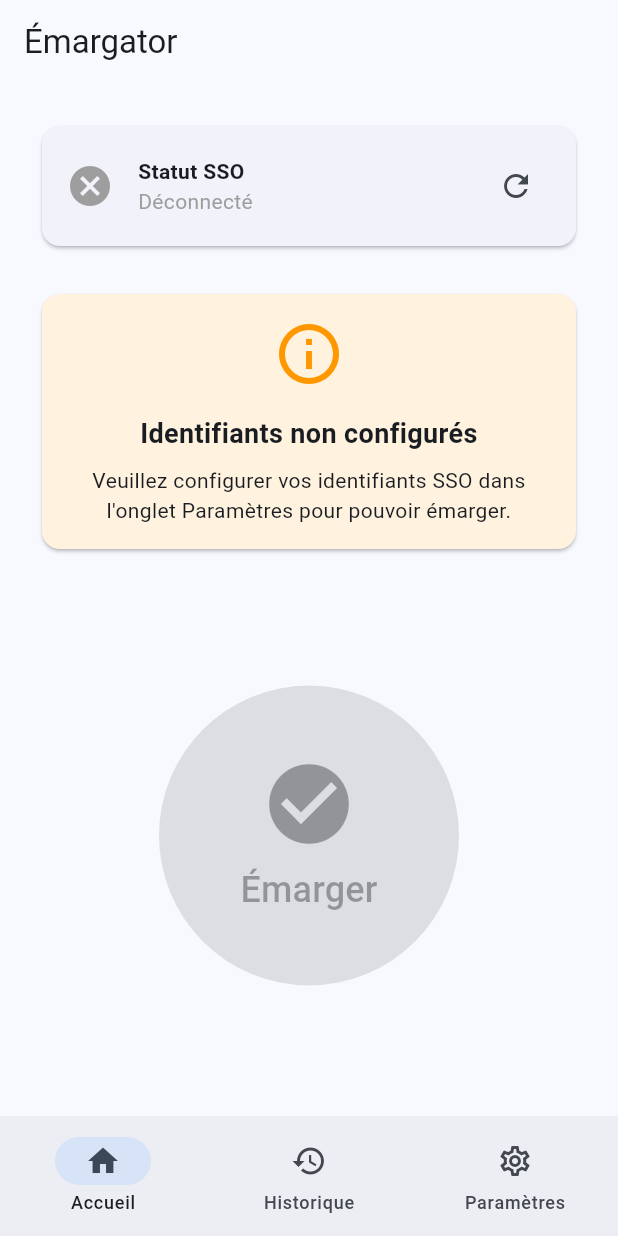
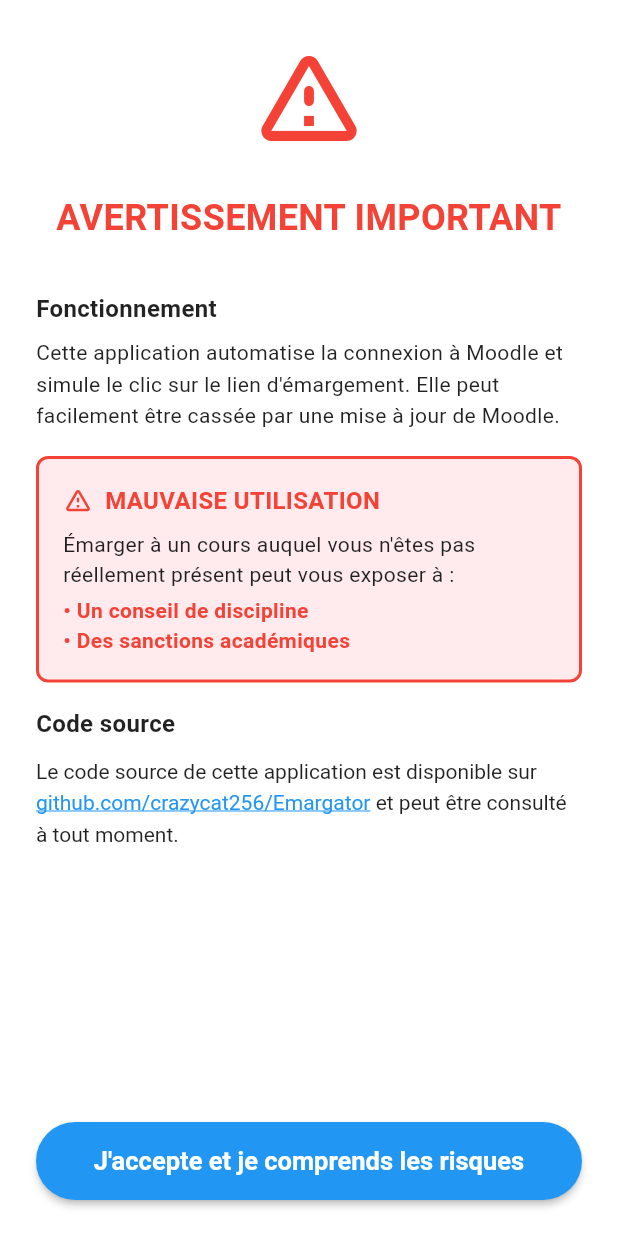
Before and after one commit to crazycat256/Emargator, a Flutter app: the screen it shows after launch, on a phone screen of 412 x 824 dp. Run offline on Flutter 3.47's test engine with Material 3 defaults, Android fonts, the phone set to English and light mode, and no system bars; our stand-ins replace flutter_secure_storage, package_info_plus, shared_preferences; missing offline and left inert: window_manager.

Commit message:
Add warning message

```diff
--- a/lib/main.dart
+++ b/lib/main.dart
@@ -6,6 +6,7 @@ import 'providers/app_state.dart';
 import 'screens/home_screen.dart';
 import 'screens/logs_screen.dart';
 import 'screens/settings_screen.dart';
+import 'screens/warning_screen.dart';
 
 void main() async {
   WidgetsFlutterBinding.ensureInitialized();
@@ -14,7 +15,7 @@ void main() async {
     await windowManager.ensureInitialized();
 
     const windowOptions = WindowOptions(
-      size: Size(450, 700),
+      size: Size(450, 715),
       center: true,
       backgroundColor: Colors.transparent,
       skipTaskbar: false,
@@ -67,6 +68,16 @@ class _MainTabScreenState extends State<MainTabScreen> {
 
   @override
   Widget build(BuildContext context) {
+    final appState = context.watch<AppState>();
+
+    if (!appState.hasAcceptedWarning) {
+      return WarningScreen(
+        onAccept: () async {
+          await appState.acceptWarning();
+        },
+      );
+    }
+
     return Scaffold(
       body: _screens[_currentIndex],
       bottomNavigationBar: NavigationBar(
--- /dev/null
+++ b/lib/screens/warning_screen.dart
@@ -0,0 +1,15 @@
+import 'package:flutter/material.dart';
+import '../widgets/warning_message.dart';
+
+class WarningScreen extends StatelessWidget {
+  final VoidCallback onAccept;
+
+  const WarningScreen({super.key, required this.onAccept});
+
+  @override
+  Widget build(BuildContext context) {
+    return Scaffold(
+      body: WarningMessage(showAcceptButton: true, onAccept: onAccept),
+    );
+  }
+}
--- a/lib/services/attendance_service.dart
+++ b/lib/services/attendance_service.dart
@@ -24,7 +24,6 @@ class AttendanceService {
           allowRedirects: false,
         );
 
-        // If course page access fails, try to login again
         if (res1.statusCode != 200) {
           final loginResult = await tryLogin();
           if (loginResult != LoginResult.success) {
@@ -114,7 +113,6 @@ class AttendanceService {
         return AttendanceResult.parseError;
       }
     } catch (e) {
-      // Catch any network errors or unexpected errors
       return AttendanceResult.networkError;
     }
   }
--- /dev/null
+++ b/lib/widgets/warning_message.dart
@@ -0,0 +1,223 @@
+import 'package:flutter/gestures.dart';
+import 'package:flutter/material.dart';
+import 'package:url_launcher/url_launcher.dart';
+
+class WarningMessage extends StatelessWidget {
+  final bool showAcceptButton;
+  final VoidCallback? onAccept;
+  final VoidCallback? onBack;
+
+  const WarningMessage({
+    super.key,
+    this.showAcceptButton = true,
+    this.onAccept,
+    this.onBack,
+  });
+
+  Future<void> _launchUrl(String url) async {
+    final uri = Uri.parse(url);
+    if (!await launchUrl(uri, mode: LaunchMode.externalApplication)) {
+    }
+  }
+
+  @override
+  Widget build(BuildContext context) {
+    return Container(
+      color: Colors.white,
+      child: SafeArea(
+        child: Padding(
+          padding: const EdgeInsets.all(24.0),
+          child: Column(
+            mainAxisAlignment: MainAxisAlignment.center,
+            crossAxisAlignment: CrossAxisAlignment.stretch,
+            children: [
+              Expanded(
+                child: SingleChildScrollView(
+                  child: Column(
+                    crossAxisAlignment: CrossAxisAlignment.stretch,
+                    children: [
+                      const Icon(
+                        Icons.warning_amber_rounded,
+                        size: 80,
+                        color: Colors.red,
+                      ),
+                      const SizedBox(height: 24),
+                      const Text(
+                        'AVERTISSEMENT IMPORTANT',
+                        style: TextStyle(
+                          fontSize: 24,
+                          fontWeight: FontWeight.bold,
+                          color: Colors.red,
+                        ),
+                        textAlign: TextAlign.center,
+                      ),
+                      const SizedBox(height: 32),
+                      _buildSection(
+                        title: 'Fonctionnement',
+                        content:
+                            'Cette application automatise la connexion à Moodle et simule le clic sur le lien d\'émargement. '
+                            'Elle peut facilement être cassée par une mise à jour de Moodle.',
+                      ),
+                      const SizedBox(height: 16),
+                      Container(
+                        padding: const EdgeInsets.all(16),
+                        decoration: BoxDecoration(
+                          color: Colors.red.shade50,
+                          border: Border.all(color: Colors.red, width: 2),
+                          borderRadius: BorderRadius.circular(8),
+                        ),
+                        child: Column(
+                          crossAxisAlignment: CrossAxisAlignment.start,
+                          children: [
+                            Row(
+                              children: const [
+                                Icon(
+                                  Icons.warning_amber_rounded,
+                                  color: Colors.red,
+                                  size: 20,
+                                ),
+                                SizedBox(width: 8),
+                                Text(
+                                  'MAUVAISE UTILISATION',
+                                  style: TextStyle(
+                                    fontSize: 16,
+                                    fontWeight: FontWeight.bold,
+                                    color: Colors.red,
+                                  ),
+                                ),
+                              ],
+                            ),
+                            const SizedBox(height: 8),
+                            const Text(
+                              'Émarger à un cours auquel vous n\'êtes pas réellement présent peut vous exposer à :',
+                              style: TextStyle(
+                                fontSize: 14,
+                                color: Colors.black87,
+                              ),
+                            ),
+                            const SizedBox(height: 4),
+                            const Text(
+                              '• Un conseil de discipline',
+                              style: TextStyle(
+                                fontSize: 14,
+                                color: Colors.red,
+                                fontWeight: FontWeight.w600,
+                              ),
+                            ),
+                            const Text(
+                              '• Des sanctions académiques',
+                              style: TextStyle(
+                                fontSize: 14,
+                                color: Colors.red,
+                                fontWeight: FontWeight.w600,
+                              ),
+                            ),
+                          ],
+                        ),
+                      ),
+                      const SizedBox(height: 16),
+                      _buildSection(
+                        title: 'Code source',
+                        content: '',
+                        richContent: TextSpan(
+                          style: const TextStyle(
+                            fontSize: 14,
+                            color: Colors.black87,
+                            height: 1.5,
+                          ),
+                          children: [
+                            const TextSpan(
+                              text:
+                                  'Le code source de cette application est disponible sur ',
+                            ),
+                            TextSpan(
+                              text: 'github.com/crazycat256/Emargator',
+                              style: const TextStyle(
+                                color: Colors.blue,
+                                decoration: TextDecoration.underline,
+                              ),
+                              recognizer: TapGestureRecognizer()
+                                ..onTap = () => _launchUrl(
+                                  'https://github.com/crazycat256/Emargator',
+                                ),
+                            ),
+                            const TextSpan(
+                              text: ' et peut être consulté à tout moment.',
+                            ),
+                          ],
+                        ),
+                      ),
+                    ],
+                  ),
+                ),
+              ),
+              const SizedBox(height: 24),
+              if (showAcceptButton && onAccept != null)
+                ElevatedButton(
+                  onPressed: onAccept,
+                  style: ElevatedButton.styleFrom(
+                    padding: const EdgeInsets.all(16),
+                    backgroundColor: Colors.blue,
+                    foregroundColor: Colors.white,
+                    elevation: 2,
+                    textStyle: const TextStyle(
+                      fontSize: 17,
+                      fontWeight: FontWeight.w600,
+                    ),
+                  ),
+                  child: const Text('J\'accepte et je comprends les risques'),
+                )
+              else if (onBack != null)
+                ElevatedButton(
+                  onPressed: onBack,
+                  style: ElevatedButton.styleFrom(
+                    padding: const EdgeInsets.all(16),
+                    backgroundColor: Colors.blue,
+                    foregroundColor: Colors.white,
+                    elevation: 2,
+                    textStyle: const TextStyle(
+                      fontSize: 17,
+                      fontWeight: FontWeight.w600,
+                    ),
+                  ),
+                  child: const Text('Retour'),
+                ),
+            ],
+          ),
+        ),
+      ),
+    );
+  }
+
+  Widget _buildSection({
+    required String title,
+    String content = '',
+    TextSpan? richContent,
+  }) {
+    return Column(
+      crossAxisAlignment: CrossAxisAlignment.start,
+      children: [
+        Text(
+          title,
+          style: const TextStyle(
+            fontSize: 16,
+            fontWeight: FontWeight.bold,
+            color: Colors.black87,
+          ),
+        ),
+        const SizedBox(height: 8),
+        if (richContent != null)
+          RichText(text: richContent)
+        else
+          Text(
+            content,
+            style: const TextStyle(
+              fontSize: 14,
+              color: Colors.black87,
+              height: 1.5,
+            ),
+          ),
+      ],
+    );
+  }
+}
--- a/pubspec.yaml
+++ b/pubspec.yaml
@@ -41,6 +41,8 @@ dependencies:
   intl: ^0.19.0
   http: ^1.1.0
   window_manager: ^0.4.3
+  url_launcher: ^6.3.1
+  package_info_plus: ^8.1.2
 
 
 dev_dependencies:
```
Also changed, not shown: lib/providers/app_state.dart (+13 -0 lines), lib/screens/about_screen.dart (added, +102 -0 lines), lib/screens/developer_screen.dart (added, +77 -0 lines), lib/screens/settings_screen.dart (+15 -1 lines), lib/screens/warning_details_screen.dart (added, +17 -0 lines), lib/services/storage_service.dart (+10 -0 lines), pubspec.lock, 5 other files.
